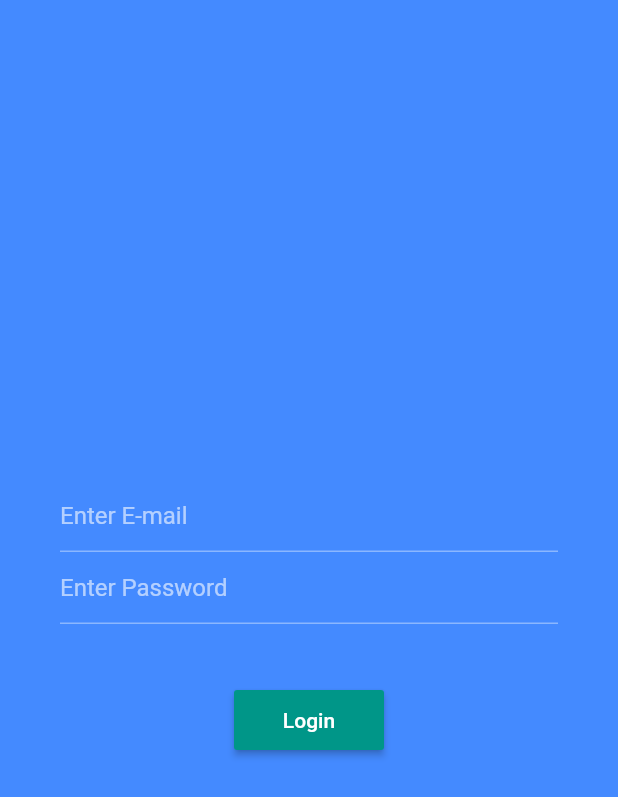
After one commit to i-ces/riseofbeginner, a Flutter app: the Reservation screen opened directly, on a phone screen of 412 x 824 dp. The commit adds this screen. Shown: the top 797 px of the screen. Run offline on Flutter 3.47's test engine with Material 2 defaults, Android fonts, the phone set to English and light mode, and no system bars; our stand-ins replace carousel_pro; missing offline and left inert: dart:ffi.

Commit message:
felihome project

```diff
--- /dev/null
+++ b/felihome/lib/reservation.dart
@@ -0,0 +1,68 @@
+import 'package:flutter/material.dart';
+
+class Reservation extends StatelessWidget {
+  @override
+  Widget build(BuildContext context) {
+    return new Scaffold(
+      // appBar: new AppBar(
+        backgroundColor: Colors.blueAccent,
+        body: new Stack(
+          fit: StackFit.expand,
+          children: <Widget>[
+            new Column(
+              mainAxisAlignment: MainAxisAlignment.center,
+              children: <Widget>[
+                new Form(
+                  child: new Theme(
+                    data: new ThemeData(
+                      brightness: Brightness.dark,
+                      primarySwatch: Colors.teal,
+                      inputDecorationTheme: new InputDecorationTheme(
+                        labelStyle: new TextStyle(
+                          color: Colors.teal,fontSize: 20.0))),
+                          child: new Container(
+                            padding: const EdgeInsets.all(40.0),
+                            child: new Column(
+                              crossAxisAlignment: CrossAxisAlignment.center,
+
+                  children: <Widget>[
+                    new TextFormField(
+                      decoration: new InputDecoration(
+                        hintText: "Enter E-mail",
+
+                      ),
+                      keyboardType: TextInputType.emailAddress,
+                    ),
+                    new TextFormField(
+                      decoration: new InputDecoration(
+                        hintText: "Enter Password",
+
+                      ),
+                      keyboardType: TextInputType.text,
+                      obscureText: true,
+                    ),
+                    new Padding(
+                      padding: const EdgeInsets.only(top: 40.0),
+                    ),
+                    new MaterialButton(
+                    height: 40.0,
+                    minWidth: 100.0,
+                    color: Colors.teal,
+                    child: new Text("Login"),
+                    onPressed: ()=>{},
+                    splashColor: Colors.redAccent,
+                    )
+
+                  ],
+                ),
+                          ),
+                  ),
+                ),
+              ],
+            )
+          ],
+        ),
+      // ),
+    );
+  }
+}
--- a/felihome/pubspec.yaml
+++ b/felihome/pubspec.yaml
@@ -51,6 +51,7 @@ flutter:
       - img/2.jpeg
       - img/3.jpeg
       - img/visitnepal.png
+      - img/chepang.jpg
       # - vid/Upperdhangadi.mp4
   #  - images/a_dot_ham.jpeg
 
```
Also changed, not shown: felihome/lib/detail.dart (added, +61 -0 lines), felihome/lib/horizontal.dart (added, +45 -0 lines), felihome/lib/ud.dart (+13 -0 lines), felihome/img/chepang.jpg (added).
